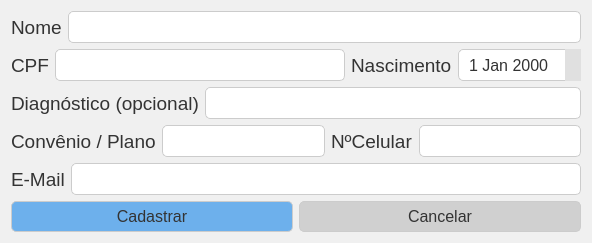
Above: clinica_cpp/janelaCadastroPacientes/cadastropacientes.ui from juander/Projeto_CPP before the change. Below: the same form after it.
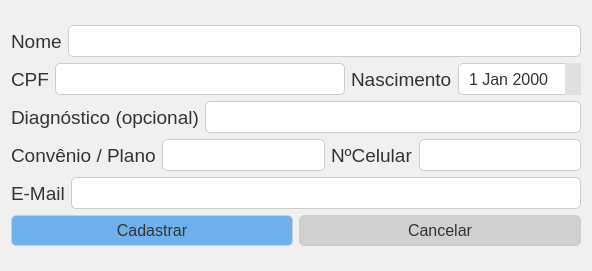
That is the form after the change. Icons and pictures are not drawn.

Patch:
```diff
--- a/clinica_cpp/janelaCadastroPacientes/cadastropacientes.ui
+++ b/clinica_cpp/janelaCadastroPacientes/cadastropacientes.ui
@@ -7,7 +7,7 @@
     <x>0</x>
     <y>0</y>
     <width>592</width>
-    <height>241</height>
+    <height>271</height>
    </rect>
   </property>
   <property name="windowTitle">
```
Left out of the diff: 2 changed lines with no effect on the pictures.
